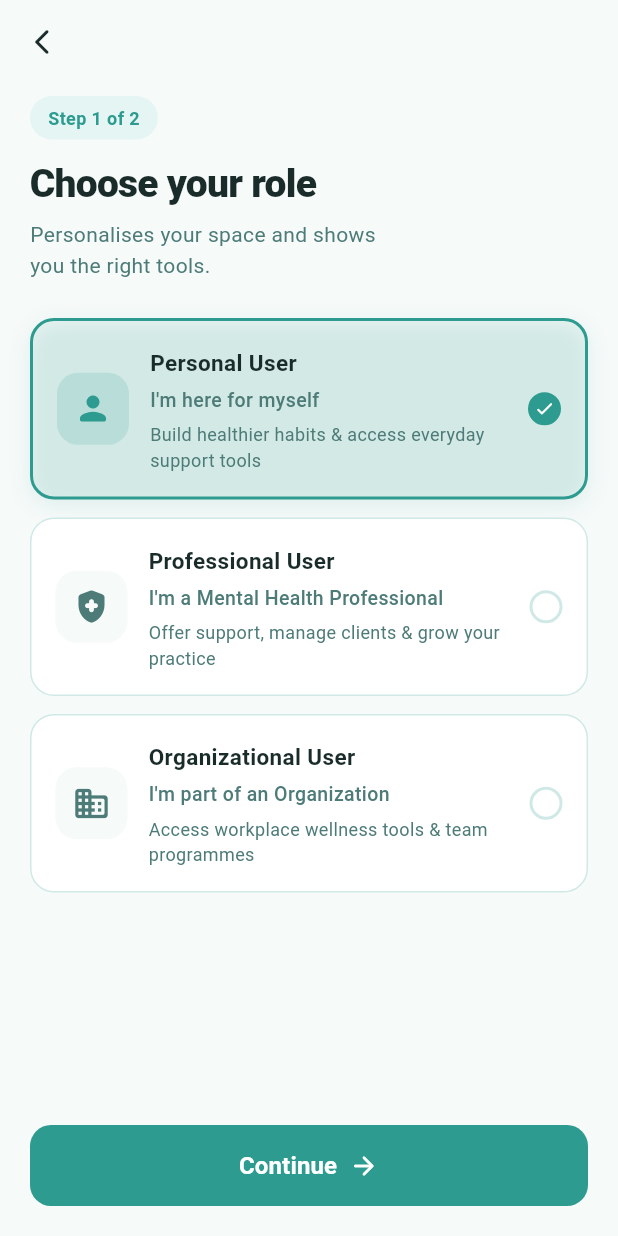
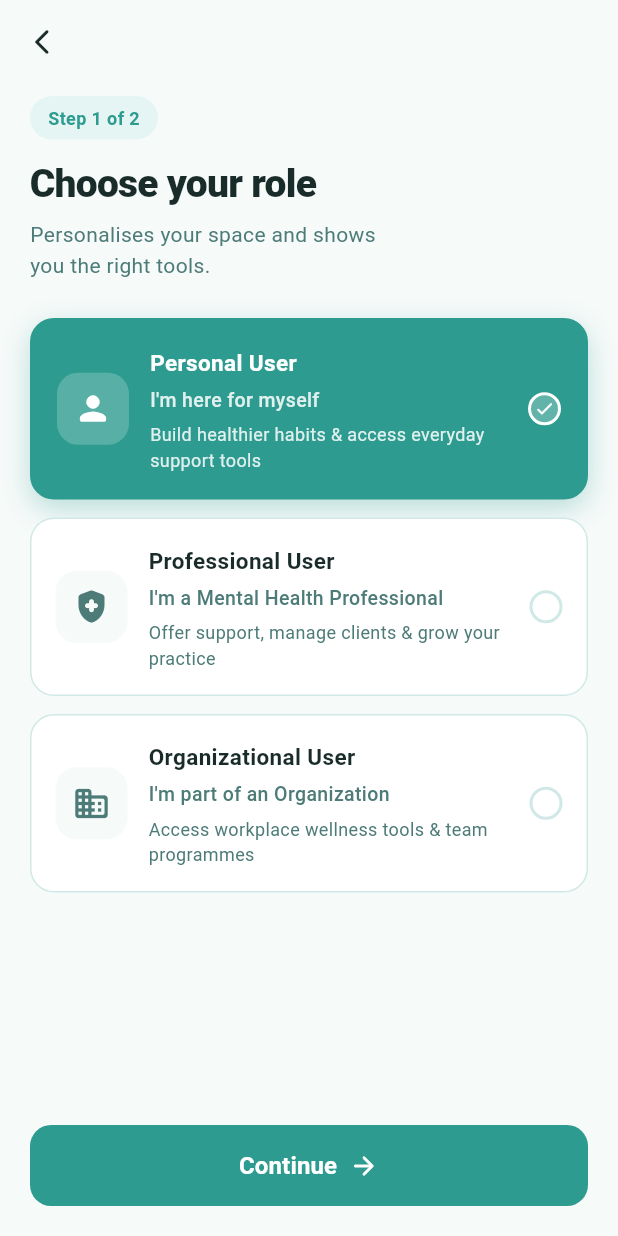
Before and after one commit to GeetishM/MindSarthi, a Flutter app: the UserSelection screen opened directly, after a tap on the "arrow back ios new" icon, after a tap on "Get Started", after a tap on "Personal User", on a phone screen of 412 x 824 dp. Run offline on Flutter 3.47's test engine with Material 3 defaults, Android fonts, the phone set to English and light mode, and no system bars; drawn by our look-alikes of toastification; our stand-ins replace cloud_firestore, firebase_auth, firebase_core, flutter_markdown, flutter_secure_storage, flutter_slidable and 14 more; accounts and stored records are empty; network calls fail.

```diff
--- a/lib/core/theme/app_theme.dart
+++ b/lib/core/theme/app_theme.dart
@@ -76,6 +76,24 @@ class AppColors {
   static const Color darkTextHint      = Color(0xFF4D7B78);
   static const Color darkShimmerBase      = Color(0xFF1A3030);
   static const Color darkShimmerHighlight = Color(0xFF234040);
+
+  // ── Professional — Slate Indigo ───────────────────────
+  /// Trustworthy, clinical, credible — used across professional dashboards.
+  static const Color professional         = Color(0xFF5C6BC0); // Indigo base
+  static const Color professionalLight    = Color(0xFFEEF0FB); // Soft tint for chips/bg
+  static const Color professionalDark     = Color(0xFF3949AB); // Pressed / bold
+  /// Dark-mode variants
+  static const Color darkProfessional     = Color(0xFF7986CB); // Lighter indigo for dark bg
+  static const Color darkProfessionalLight= Color(0xFF1A1F3A); // Dark surface tint
+
+  // ── Organizational — Warm Coral (extended) ────────────
+  /// Same as accent but aliased for the org role. Energetic, corporate.
+  static const Color org         = Color(0xFFF4845F); // Same as accent
+  static const Color orgLight    = Color(0xFFFFF0EB); // Same as accentLight
+  static const Color orgDark     = Color(0xFFD4623C); // Deeper coral for pressed/bold
+  /// Dark-mode variants
+  static const Color darkOrg      = Color(0xFFFF8A65); // Brighter coral on dark bg
+  static const Color darkOrgLight = Color(0xFF3A1E14); // Dark surface tint
 }
 
 // ─────────────────────────────────────────────────────────────────────────────
--- a/lib/features/user_selector/user_selection.dart
+++ b/lib/features/user_selector/user_selection.dart
@@ -46,11 +46,11 @@ class _UserSelectionState extends State<UserSelection>
     }
     switch (selectedRole) {
       case 'personal':
-        Navigator.pushReplacementNamed(context, '/personalauth');
+        Navigator.pushNamed(context, '/personalauth');
       case 'professional':
-        Navigator.pushReplacementNamed(context, '/professionalauth');
+        Navigator.pushNamed(context, '/professionalauth');
       case 'organization':
-        Navigator.pushReplacementNamed(context, '/organizationalauth');
+        Navigator.pushNamed(context, '/organizationalauth');
     }
   }
 
@@ -154,7 +154,7 @@ class _UserSelectionState extends State<UserSelection>
                           'Offer support, manage clients & grow your practice',
                       roleKey: 'professional',
                       icon: Icons.health_and_safety_rounded,
-                      accentColor: const Color(0xFF00897B),
+                      accentColor: const Color(0xFF5C6BC0),
                       imagePath: 'assets/illustrations/curiosity-pana 1.svg',
                       isSelected: selectedRole == 'professional',
                       onTap: () => _selectRole('professional'),
@@ -246,6 +246,12 @@ class _RoleCard extends StatelessWidget {
 
   @override
   Widget build(BuildContext context) {
+    // When selected: solid accent background + all text/icons go white
+    final textColor = isSelected ? Colors.white : AppColors.textPrimary;
+    final subTextColor = isSelected
+        ? Colors.white.withValues(alpha: 0.85)
+        : AppColors.textSecondary;
+
     return GestureDetector(
       onTap: onTap,
       child: AnimatedContainer(
@@ -253,9 +259,7 @@ class _RoleCard extends StatelessWidget {
         curve: Curves.easeOut,
         padding: const EdgeInsets.all(16),
         decoration: BoxDecoration(
-          color: isSelected
-              ? accentColor.withValues(alpha: 0.07)
-              : AppColors.white,
+          color: isSelected ? accentColor : AppColors.white,
           borderRadius: BorderRadius.circular(16),
           border: Border.all(
             color: isSelected ? accentColor : AppColors.border,
@@ -264,9 +268,9 @@ class _RoleCard extends StatelessWidget {
           boxShadow: isSelected
               ? [
                   BoxShadow(
-                    color: accentColor.withValues(alpha: 0.12),
-                    blurRadius: 12,
-                    offset: const Offset(0, 4),
+                    color: accentColor.withValues(alpha: 0.30),
+                    blurRadius: 16,
+                    offset: const Offset(0, 6),
                   )
                 ]
               : [],
@@ -279,13 +283,13 @@ class _RoleCard extends StatelessWidget {
               height: 48,
               decoration: BoxDecoration(
                 color: isSelected
-                    ? accentColor.withValues(alpha: 0.15)
+                    ? Colors.white.withValues(alpha: 0.20)
                     : AppColors.background,
                 borderRadius: BorderRadius.circular(14),
               ),
               child: Icon(
                 icon,
-                color: isSelected ? accentColor : AppColors.textSecondary,
+                color: isSelected ? Colors.white : AppColors.textSecondary,
                 size: 26,
               ),
             ),
@@ -299,27 +303,27 @@ class _RoleCard extends StatelessWidget {
                 children: [
                   Text(
                     title,
-                    style: const TextStyle(
+                    style: TextStyle(
                       fontSize: 15,
                       fontWeight: FontWeight.w700,
-                      color: AppColors.textPrimary,
+                      color: textColor,
                     ),
                   ),
                   const SizedBox(height: 2),
                   Text(
                     subtitle,
-                    style: const TextStyle(
+                    style: TextStyle(
                       fontSize: 13,
                       fontWeight: FontWeight.w500,
-                      color: AppColors.textSecondary,
+                      color: subTextColor,
                     ),
                   ),
                   const SizedBox(height: 4),
                   Text(
                     description,
-                    style: const TextStyle(
+                    style: TextStyle(
                       fontSize: 12,
-                      color: AppColors.textSecondary,
+                      color: subTextColor,
                       height: 1.4,
                     ),
                   ),
@@ -336,10 +340,12 @@ class _RoleCard extends StatelessWidget {
               decoration: BoxDecoration(
                 shape: BoxShape.circle,
                 border: Border.all(
-                  color: isSelected ? accentColor : AppColors.border,
+                  color: isSelected ? Colors.white : AppColors.border,
                   width: 2,
                 ),
-                color: isSelected ? accentColor : Colors.transparent,
+                color: isSelected
+                    ? Colors.white.withValues(alpha: 0.25)
+                    : Colors.transparent,
               ),
               child: isSelected
                   ? const Icon(Icons.check_rounded,
```
Also changed, not shown: lib/features/personal_user/auth/personal_auth.dart (+10 -0 lines), lib/features/professional_user/auth/professional_auth.dart (+10 -0 lines), lib/features/professional_user/auth/professional_otp_verification.dart (+10 -0 lines).
